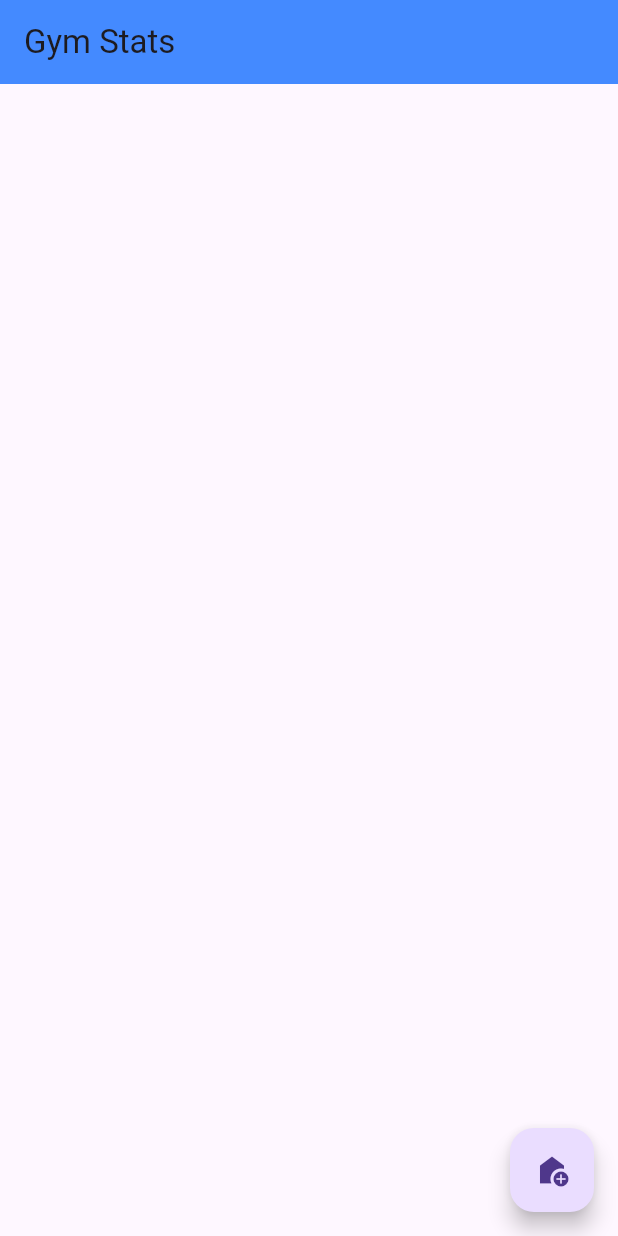
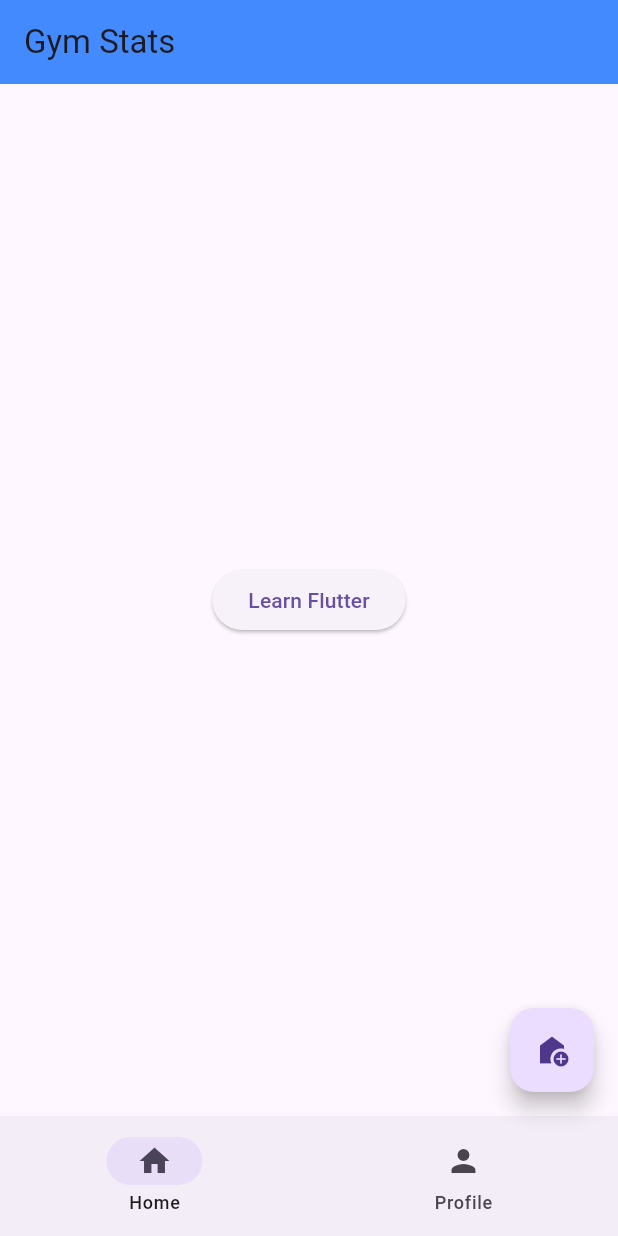
Before and after one commit to DanielRosell06/Gym-Stats, a Flutter app: the screen it shows after launch, on a phone screen of 412 x 824 dp. Run offline on Flutter 3.47's test engine with Material 3 defaults, Android fonts, the phone set to English and light mode, and no system bars.

Commit message:
Finalizando o Aprendizado

```diff
--- /dev/null
+++ b/lib/home_page.dart
@@ -0,0 +1,24 @@
+import 'package:flutter/material.dart';
+import 'package:gym_stats/learn_flutter_page.dart';
+
+class HomePage extends StatelessWidget {
+  const HomePage({super.key});
+
+  @override
+  Widget build(BuildContext context) {
+    return Center(
+      child: ElevatedButton(
+        onPressed: () {
+          Navigator.of(context).push(
+            MaterialPageRoute(
+              builder: (BuildContext context) {
+                return const LearnFlutterPage();
+              },
+            ),
+          );
+        },
+        child: Text('Learn Flutter'),
+      ),
+    );
+  }
+}
--- a/lib/main.dart
+++ b/lib/main.dart
@@ -1,4 +1,6 @@
 import 'package:flutter/material.dart';
+import 'package:gym_stats/home_page.dart';
+import 'package:gym_stats/profile_page.dart';
 
 void main() {
   runApp(const MyApp());
@@ -11,7 +13,7 @@ class MyApp extends StatelessWidget {
   Widget build(BuildContext context) {
     return MaterialApp(
       debugShowCheckedModeBanner: false,
-      theme: ThemeData(primarySwatch: Colors.green),
+      theme: ThemeData(primarySwatch: Colors.deepOrange),
       home: const RootPage(),
     );
   }
@@ -25,6 +27,13 @@ class RootPage extends StatefulWidget {
 }
 
 class _RootPageState extends State<RootPage> {
+  int currentPage = 0;
+
+  List<Widget> pages = [
+    HomePage(),
+    ProfilePage(),
+  ];
+
   @override
   Widget build(BuildContext context) {
     return Scaffold(
@@ -32,12 +41,25 @@ class _RootPageState extends State<RootPage> {
         title: const Text("Gym Stats"),
         backgroundColor: Colors.blueAccent,
       ),
+      body: pages[currentPage],
       floatingActionButton: FloatingActionButton(
         onPressed: () {
           debugPrint('Mostrando texto');
         },
         child: Icon(Icons.add_home),
       ),
+      bottomNavigationBar: NavigationBar(
+        destinations: [
+          NavigationDestination(icon: Icon(Icons.home), label: 'Home'),
+          NavigationDestination(icon: Icon(Icons.person), label: 'Profile'),
+        ],
+        onDestinationSelected: (int index) {
+          setState(() {
+            currentPage = index;
+          });
+        },
+        selectedIndex: currentPage,
+      ),
     );
   }
 }
--- a/pubspec.yaml
+++ b/pubspec.yaml
@@ -19,3 +19,6 @@ dev_dependencies:
 
 flutter:
   uses-material-design: true
+
+  assets:
+    - images/
```
Also changed, not shown: lib/learn_flutter_page.dart (added, +93 -0 lines), lib/profile_page.dart (added, +15 -0 lines), images/eistein.jpg (added).
